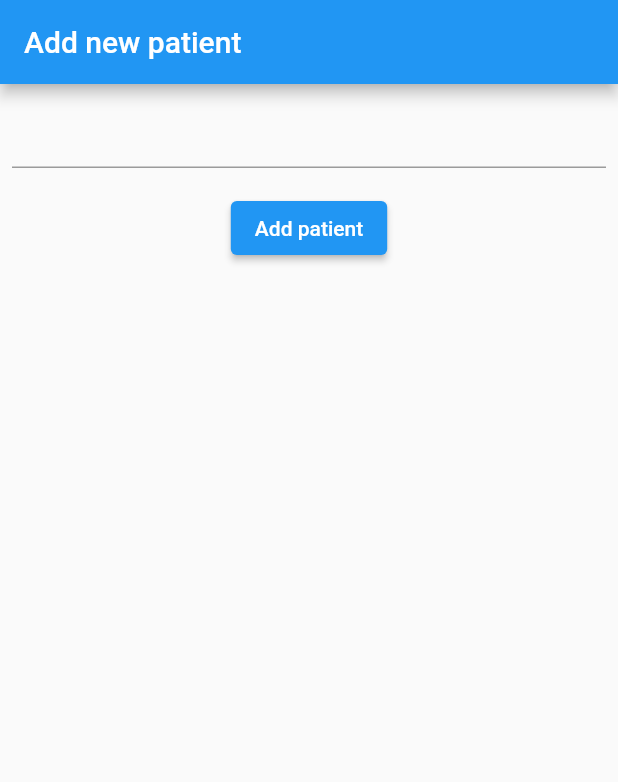
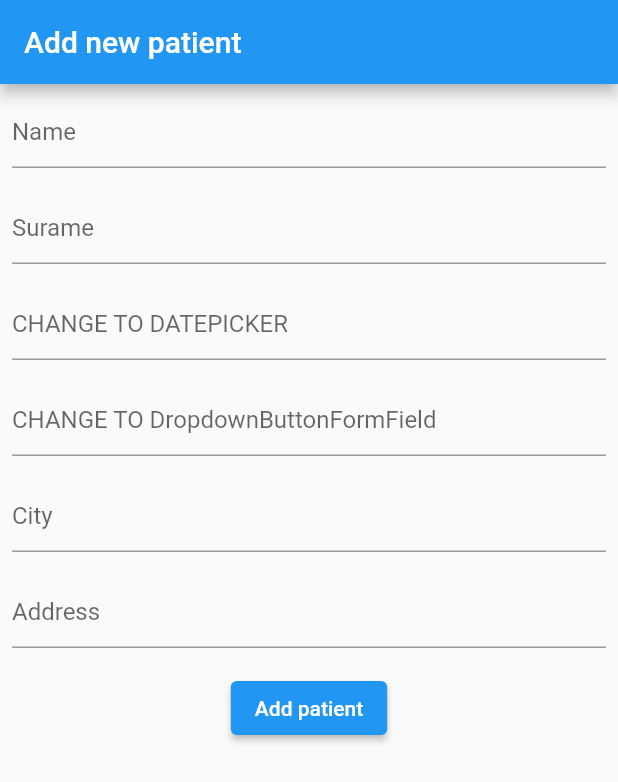
Before and after one commit to fforjan7/care_mate, a Flutter app: the PatientAddView screen opened by its route, on a phone screen of 412 x 824 dp. Shown: the top 782 px of the screen. Run offline on Flutter 3.47's test engine with Material 2 defaults, Android fonts, the phone set to English and light mode, and no system bars; our stand-ins replace cloud_firestore, email_validator, firebase_auth, firebase_core, flutter_riverpod, freezed_annotation and 3 more; accounts and stored records are empty.

Commit message:
Add patient custom text form fields and ui added

```diff
--- a/lib/data/providers/navigation_provider.dart
+++ b/lib/data/providers/navigation_provider.dart
@@ -1,5 +1,6 @@
-import 'package:flutter_riverpod/flutter_riverpod.dart';
+/* import 'package:flutter_riverpod/flutter_riverpod.dart';
 
 import '../../common/enums/constants/routes.dart';
 
 final navigationProvider = StateProvider<String>((ref) => AppRoutes.home);
+ */
--- a/lib/ui/views/patient_add/patient_add_view.dart
+++ b/lib/ui/views/patient_add/patient_add_view.dart
@@ -1,4 +1,5 @@
 import 'package:care_mate/data/providers/firestore/patient_add_provider.dart';
+import 'package:care_mate/ui/widgets/custom_text_form_field.dart';
 import 'package:flutter/material.dart';
 import 'package:flutter_riverpod/flutter_riverpod.dart';
 import 'package:go_router/go_router.dart';
@@ -16,6 +17,8 @@ class PatientAddView extends ConsumerStatefulWidget {
 }
 
 class _PatientAddViewState extends ConsumerState<PatientAddView> {
+  final _formKey = GlobalKey<FormState>();
+
   @override
   Widget build(BuildContext context) {
     var provider = ref.watch(patientAddProvider);
@@ -47,28 +50,76 @@ class _PatientAddViewState extends ConsumerState<PatientAddView> {
       appBar: AppBar(title: const Text("Add new patient")),
       body: provider.appState == AppState.loading
           ? const CustomLoadingIndicator()
-          : Padding(
+          : SingleChildScrollView(
+              child: Form(
+                key: _formKey,
+                child: Padding(
                   padding: const EdgeInsets.symmetric(horizontal: 8.0),
                   child: Column(
                     children: [
                       Padding(
                         padding: const EdgeInsets.symmetric(vertical: 8.0),
-                    child: TextFormField(
+                        child: CustomTextFormField(
+                          hintText: "Name",
                           onChanged: (value) {
-                        ref.read(patientAddProvider.notifier).setName(value);
                             ref
                                 .read(patientAddProvider.notifier)
-                            .setAddress("Mosorska 21");
+                                .setName(value);
+                          },
+                        ),
+                      ),
+                      Padding(
+                        padding: const EdgeInsets.symmetric(vertical: 8.0),
+                        child: CustomTextFormField(
+                          hintText: "Surame",
+                          onChanged: (value) {
                             ref
                                 .read(patientAddProvider.notifier)
-                            .setDateOfBirth("25.5.1998.");
+                                .setSurname(value);
+                          },
+                        ),
+                      ),
+                      Padding(
+                        padding: const EdgeInsets.symmetric(vertical: 8.0),
+                        child: CustomTextFormField(
+                          hintText: "CHANGE TO DATEPICKER",
+                          onChanged: (value) {
                             ref
                                 .read(patientAddProvider.notifier)
-                            .setSurname("Forjannn");
+                                .setDateOfBirth(value);
+                          },
+                        ),
+                      ),
+                      Padding(
+                        padding: const EdgeInsets.symmetric(vertical: 8.0),
+                        child: CustomTextFormField(
+                          hintText: "CHANGE TO DropdownButtonFormField",
+                          onChanged: (value) {
                             ref
                                 .read(patientAddProvider.notifier)
-                            .setGender("musko");
-                        ref.read(patientAddProvider.notifier).setCity("Osijek");
+                                .setGender(value);
+                          },
+                        ),
+                      ),
+                      Padding(
+                        padding: const EdgeInsets.symmetric(vertical: 8.0),
+                        child: CustomTextFormField(
+                          hintText: "City",
+                          onChanged: (value) {
+                            ref
+                                .read(patientAddProvider.notifier)
+                                .setCity(value);
+                          },
+                        ),
+                      ),
+                      Padding(
+                        padding: const EdgeInsets.symmetric(vertical: 8.0),
+                        child: CustomTextFormField(
+                          hintText: "Address",
+                          onChanged: (value) {
+                            ref
+                                .read(patientAddProvider.notifier)
+                                .setAddress(value);
                           },
                         ),
                       ),
@@ -76,7 +127,11 @@ class _PatientAddViewState extends ConsumerState<PatientAddView> {
                         padding: const EdgeInsets.symmetric(vertical: 8.0),
                         child: ElevatedButton(
                           onPressed: () {
-                        ref.read(patientAddProvider.notifier).patientAdd();
+                            if (_formKey.currentState!.validate()) {
+                              ref
+                                  .read(patientAddProvider.notifier)
+                                  .patientAdd();
+                            }
                           },
                           child: const Text("Add patient"),
                         ),
@@ -84,6 +139,8 @@ class _PatientAddViewState extends ConsumerState<PatientAddView> {
                     ],
                   ),
                 ),
+              ),
+            ),
     );
   }
 }
--- a/lib/ui/views/settings/settings_view.dart
+++ b/lib/ui/views/settings/settings_view.dart
@@ -20,6 +20,7 @@ class SettingsView extends ConsumerWidget {
           child: ElevatedButton(
             onPressed: () {
               ref.read(loginProvider.notifier).signOut();
+              //ref.read(navigationProvider.notifier).state = AppRoutes.login;
               GoRouter.of(context).go(AppRoutes.login);
             },
             child: const Text("Logout"),
--- a/lib/ui/widgets/custom_text_form_field.dart
+++ b/lib/ui/widgets/custom_text_form_field.dart
@@ -1,17 +1,28 @@
 import 'package:flutter/material.dart';
 
-class CutomTextFormField extends StatelessWidget {
-  const CutomTextFormField({
+class CustomTextFormField extends StatelessWidget {
+  const CustomTextFormField({
     required this.onChanged,
+    required this.hintText,
+    this.initialValue,
     super.key,
   });
 
   final Function(String) onChanged;
+  final String hintText;
+  final String? initialValue;
 
   @override
   Widget build(BuildContext context) {
     return TextFormField(
       onChanged: onChanged,
+      initialValue: initialValue,
+      decoration: InputDecoration(
+        hintText: hintText,
+      ),
+      validator: (value) {
+        return value!.isEmpty ? "This field cannot be empty" : null;
+      },
     );
   }
 }
--- a/pubspec.yaml
+++ b/pubspec.yaml
@@ -9,6 +9,7 @@ environment:
 dependencies:
   build_runner: ^2.3.3
   cloud_firestore: ^4.5.1
+  email_validator: ^2.1.17
   firebase_auth: ^4.2.10
   firebase_core: ^2.9.0
   flutter:
```
Also changed, not shown: lib/ui/views/login/login_view.dart (+8 -4 lines), lib/ui/views/login/widgets/auth_form_field.dart (+13 -3 lines), lib/utils/validator.dart (added, +18 -0 lines), pubspec.lock. Lines whose indentation alone changed are shown as unchanged.
